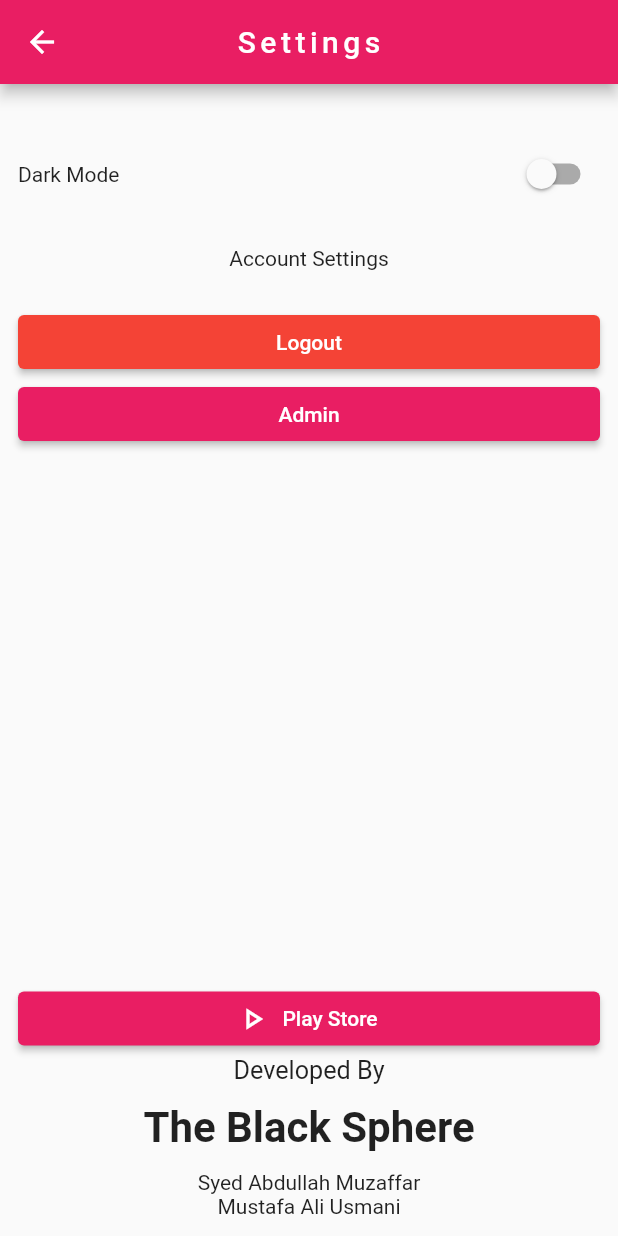
After one commit to samuzaffar99/HerWork, a Flutter app: the SettingsPage screen opened by its route, on a phone screen of 412 x 824 dp. The commit adds this screen. Run offline on Flutter 3.47's test engine with Material 2 defaults, Android fonts, the phone set to English and light mode, and no system bars; our stand-ins replace cloud_firestore, firebase_auth, firebase_core, flutter_rating_bar, get, pin_code_fields and 2 more; missing offline and left inert: whatsapp_unilink; accounts and stored records are empty; network calls fail.

Commit message:
add basic settings page

```diff
--- a/lib/main.dart
+++ b/lib/main.dart
@@ -8,6 +8,7 @@ import 'pages/my_services/manage_service.dart';
 import 'pages/profile/my_services.dart';
 import 'pages/search/search.dart';
 import 'pages/search/service_info.dart';
+import 'pages/settings/settings.dart';
 import 'pages/signup/signup.dart';
 import 'pages/verification.dart';
 import 'services/api_firestore.dart';
@@ -54,7 +55,7 @@ class MyApp extends StatelessWidget {
           name: '/home',
           page: () => const HomePage(),
         ),
-        // GetPage(name: '/settings', page: () => SettingsPage()),
+        GetPage(name: '/settings', page: () => SettingsPage()),
         GetPage(
           name: '/profile',
           page: () => ServicePage(),
--- a/lib/pages/home/home.dart
+++ b/lib/pages/home/home.dart
@@ -105,13 +105,14 @@ class HomePage extends StatelessWidget {
             ),
             SizedBox(
               width: double.maxFinite,
-              child: ElevatedButton(
-                child: const Text("Visit Website"),
+              child: ElevatedButton.icon(
+                label: const Text("Settings"),
+                icon: const Icon(Icons.settings),
                 style: ElevatedButton.styleFrom(
                   primary: Colors.purple,
                 ),
                 onPressed: () {
-                  // Get.toNamed("/profile");
+                  Get.toNamed("/settings");
                 },
               ),
             ),
--- /dev/null
+++ b/lib/pages/settings/settings.dart
@@ -0,0 +1,99 @@
+import 'package:flutter/material.dart';
+import 'package:get/get.dart';
+
+class SettingsPage extends StatelessWidget {
+  SettingsPage({Key? key}) : super(key: key);
+  final String title = "Settings";
+  final List<bool> isSelected = [false];
+  @override
+  Widget build(BuildContext context) {
+    return Scaffold(
+      resizeToAvoidBottomInset: false,
+      appBar: AppBar(
+        title: Text(title, style: const TextStyle(letterSpacing: 3)),
+        centerTitle: true,
+        // elevation: 3,
+      ),
+      body: Padding(
+        padding: const EdgeInsets.all(12),
+        child: Column(
+          children: <Widget>[
+            const SizedBox(height: 24),
+            Row(
+              children: [
+                const Expanded(child: Text("Dark Mode")),
+                Switch(
+                  value: isSelected[0],
+                  onChanged: (bool value) {
+                    isSelected[0] = !isSelected[0];
+                  },
+                ),
+              ],
+            ),
+            const SizedBox(height: 24),
+            const Text("Account Settings"),
+            const SizedBox(height: 24),
+            Row(
+              children: [
+                Expanded(
+                  child: ElevatedButton(
+                    onPressed: () {
+                      //@todo call signout functionality
+                      Get.offAllNamed("/");
+                    },
+                    child: const Text("Logout"),
+                    style: ElevatedButton.styleFrom(primary: Colors.red),
+                  ),
+                ),
+              ],
+            ),
+            SizedBox(
+              width: double.maxFinite,
+              child: ElevatedButton(
+                  onPressed: () {
+                    //@todo remove from production unless role is admin
+                    // Get.toNamed("/admin");
+                  },
+                  child: const Text("Admin")),
+            ),
+            const Spacer(),
+            Row(
+              children: [
+                Expanded(
+                  child: ElevatedButton.icon(
+                      onPressed: () {
+                        //@todo call signout functionality
+                        Get.offAllNamed("/");
+                      },
+                      label: const Text("Play Store"),
+                      icon: const Icon(Icons.play_arrow_outlined)
+                      // style: ElevatedButton.styleFrom(primary: Colors.red),
+                      ),
+                ),
+              ],
+            ),
+            Column(
+              children: const [
+                Text(
+                  "Developed By",
+                  textScaleFactor: 1.2,
+                ),
+                SizedBox(
+                  height: 12,
+                ),
+                Text("The Black Sphere",
+                    textScaleFactor: 2,
+                    style: TextStyle(fontWeight: FontWeight.bold)),
+                SizedBox(
+                  height: 12,
+                ),
+                Text("Syed Abdullah Muzaffar"),
+                Text("Mustafa Ali Usmani"),
+              ],
+            ),
+          ],
+        ),
+      ),
+    );
+  }
+}
```
